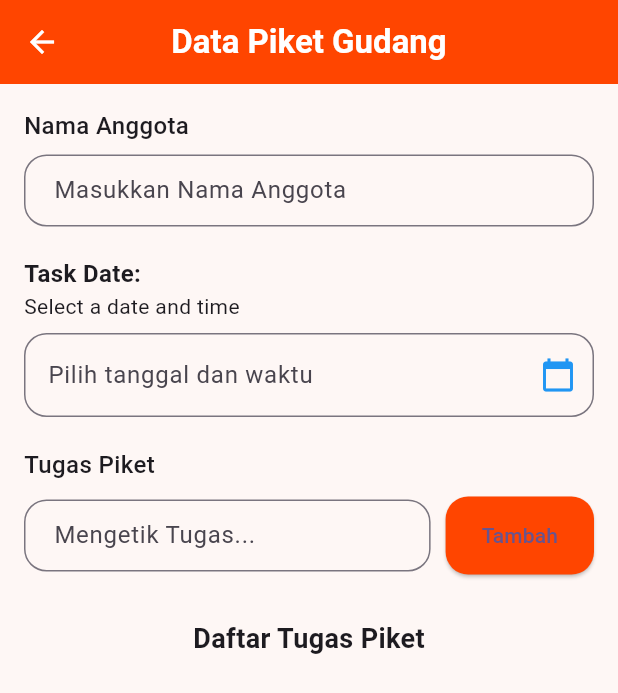
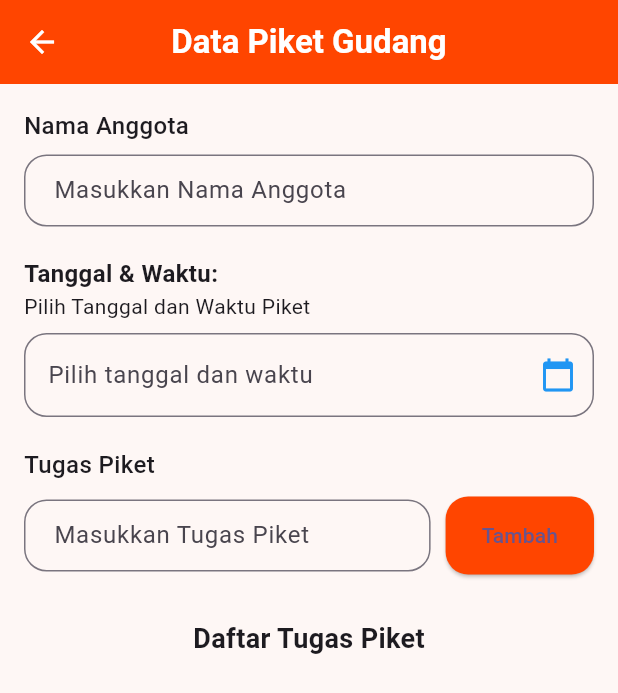
Before and after one commit to IrfanHidayatulahP/20220140142_UCP1Flutter, a Flutter app: the DataPiket screen opened directly with empty values, on a phone screen of 412 x 824 dp. Shown: the top 693 px of the screen. Run offline on Flutter 3.47's test engine with Material 3 defaults, Android fonts, the phone set to English and light mode, and no system bars.

Commit message:
membuat design tampilan halaman data piket dan fungsi nya

```diff
--- a/lib/data_piket.dart
+++ b/lib/data_piket.dart
@@ -17,6 +17,12 @@ class _DataPiketState extends State<DataPiket> {
   final TextEditingController kegiatanController = TextEditingController();
   List<Map<String, String>> dataPiket = [];
 
+  @override
+  void initState() {
+    super.initState();
+    emailController.text = widget.username;
+  }
+
   addDataPiket() {
     if (_formKey.currentState!.validate()) {
       setState(() {
@@ -25,7 +31,6 @@ class _DataPiketState extends State<DataPiket> {
           'tanggal': tanggalController.text,
           'kegiatan': kegiatanController.text,
         });
-        emailController.clear();
         tanggalController.clear();
         kegiatanController.clear();
       });
@@ -114,11 +119,11 @@ class _DataPiketState extends State<DataPiket> {
                 ),
                 const SizedBox(height: 20),
                 const Text(
-                  "Task Date:",
+                  "Tanggal & Waktu:",
                   style: TextStyle(fontSize: 16, fontWeight: FontWeight.bold),
                 ),
                 const Text(
-                  "Select a date and time",
+                  "Pilih Tanggal dan Waktu Piket",
                   style: TextStyle(fontSize: 14),
                 ),
                 const SizedBox(height: 8),
@@ -153,7 +158,7 @@ class _DataPiketState extends State<DataPiket> {
                         controller: kegiatanController,
                         decoration: InputDecoration(
                           border: OutlineInputBorder(borderRadius: BorderRadius.circular(15)),
-                          hintText: 'Mengetik Tugas...',
+                          hintText: 'Masukkan Tugas Piket',
                           contentPadding: const EdgeInsets.symmetric(horizontal: 16, vertical: 12),
                         ),
                         validator: (value) {
```
